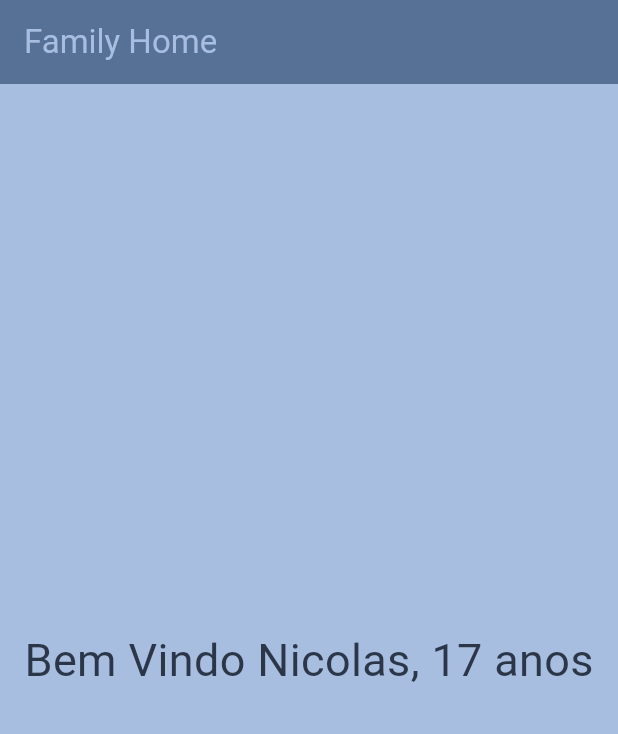
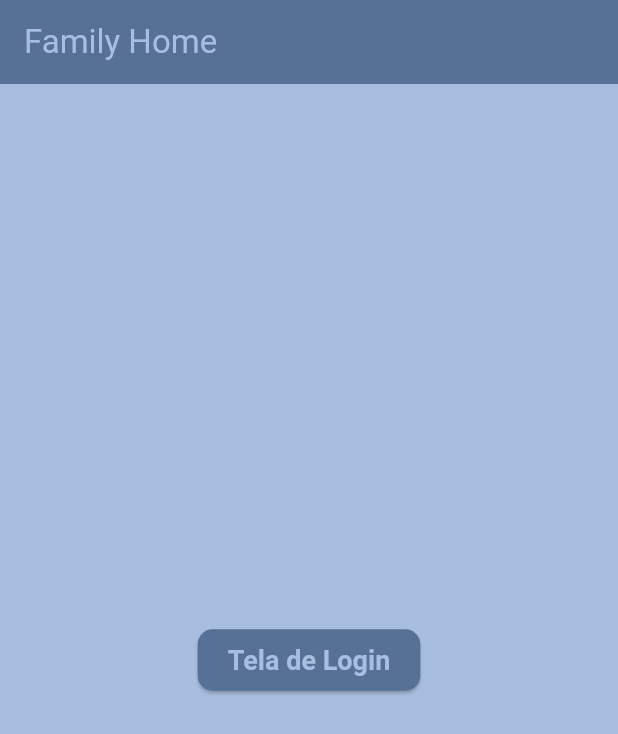
Before and after one commit to NicolasKLange/App-Family-Home, a Flutter app: the screen it shows after launch, on a phone screen of 412 x 824 dp. Shown: the top 734 px of the screen. Run offline on Flutter 3.47's test engine with Material 3 defaults, Android fonts, the light colour scheme and no system bars.

Commit message:
Add tela de login

```diff
--- /dev/null
+++ b/lib/assets/button_styles.dart
@@ -0,0 +1,53 @@
+import 'package:flutter/material.dart';
+
+class ButtonStyles {
+  // Estilo para botões primários
+  static final ButtonStyle primaryButton = ElevatedButton.styleFrom(
+    backgroundColor: const Color(0xFF577096),
+    foregroundColor: const Color(0xFFA8BEE0),
+    padding: const EdgeInsets.symmetric(horizontal: 20, vertical: 10),
+    textStyle: const TextStyle(fontSize: 18, fontWeight: FontWeight.bold),
+    shape: RoundedRectangleBorder(
+      borderRadius: BorderRadius.circular(10),
+    ),
+  );
+
+  // Estilo para botões secundários
+  static final ButtonStyle secondaryButton = OutlinedButton.styleFrom(
+    backgroundColor: const Color(0xFFA8BEE0),
+    foregroundColor: const Color(0xFF2B3649),
+    padding: const EdgeInsets.symmetric(horizontal: 20, vertical: 10),
+    textStyle: const TextStyle(fontSize: 18, fontWeight: FontWeight.bold),
+    side: const BorderSide(color: Color(0xFF577096), width: 2),
+    shape: RoundedRectangleBorder(
+      borderRadius: BorderRadius.circular(10),
+    ),
+  );
+
+  // Estilo para botões de texto
+  static final ButtonStyle textButton = TextButton.styleFrom(
+    backgroundColor: const Color(0xFF577096),
+    padding: const EdgeInsets.symmetric(horizontal: 20, vertical: 10),
+    textStyle: const TextStyle(fontSize: 16),
+  );
+
+  // Estilo para TextField
+  static final InputDecoration textFieldDecoration = InputDecoration(
+    filled: true,
+    fillColor: Color(0xFFEDE8E8),
+    labelStyle: const TextStyle(color: Color(0xFF2B3649)),
+    border: OutlineInputBorder(
+      borderRadius: BorderRadius.circular(10),
+      borderSide: const BorderSide(color: Color(0xFFEDE8E8)),
+    ),
+    enabledBorder: OutlineInputBorder(
+      borderRadius: BorderRadius.circular(10),
+      borderSide: const BorderSide(color: Color(0xFFEDE8E8)),
+    ),
+    errorBorder: OutlineInputBorder(
+      borderRadius: BorderRadius.circular(10),
+      borderSide: const BorderSide(color: Color(0xFF577096)),
+    ),
+    prefixIconColor: const Color(0xFF577096),
+  );
+}
--- a/lib/assets/colors.dart
+++ b/lib/assets/colors.dart
@@ -2,7 +2,7 @@
 
 /*
 Azul Escuro
-//color: Color(0xFF2B3649),
+color: Color(0xFF2B3649),
 */
 
 /*
--- a/lib/main.dart
+++ b/lib/main.dart
@@ -1,24 +1,36 @@
 import 'package:flutter/material.dart';
+
+//IMPORTANDO TELAS
+import 'login/login.dart';
+
+//IMPORTANDO STYLES DOS BOTÕES
+import 'assets/button_styles.dart';
 
 void main() {
   runApp(const MyApp());
 }
 
-class MyApp extends StatefulWidget {
-  final String nome = 'Nicolas';
+class MyApp extends StatelessWidget {
   const MyApp({super.key});
-
-  @override
-  State<MyApp> createState() => _MyAppState();
-}
-
-class _MyAppState extends State<MyApp> {
-  int idade = 17;
 
   @override
   Widget build(BuildContext context) {
     return MaterialApp(
-      home: Scaffold(
+      initialRoute: '/',
+      routes: {
+        '/': (context) => const HomeScreen(),
+        '/loginScreen': (context) => const LoginScreen(),
+      },
+    );
+  }
+}
+
+class HomeScreen extends StatelessWidget {
+  const HomeScreen({super.key});
+
+  @override
+  Widget build(BuildContext context) {
+    return Scaffold(
       backgroundColor: const Color(0xFFA8BEE0),
       appBar: AppBar(
         backgroundColor: const Color(0xFF577096),
@@ -29,18 +41,14 @@ class _MyAppState extends State<MyApp> {
           ),
         ),
       ),
-        body: GestureDetector(
-          onTap: () {
-            setState(() {
-              idade = idade + 1;
-            });
+      body: Center(
+        child: ElevatedButton(
+          onPressed: () {
+            Navigator.pushNamed(context, '/loginScreen');
           },
-          child: Center(
-            child: Text(
-              'Bem Vindo ${widget.nome}, $idade anos',
-              style: const TextStyle(color: Color(0xFF2B3649), fontSize: 30),
-            ),
-          ),
+          //COLOCANDO O STYLE BUTTON
+          style: ButtonStyles.primaryButton,
+          child: const Text('Tela de Login'),
         ),
       ),
     );
--- a/pubspec.yaml
+++ b/pubspec.yaml
@@ -63,6 +63,11 @@ flutter:
   #   - images/a_dot_burr.jpeg
   #   - images/a_dot_ham.jpeg
 
+  assets:
+    - lib/assets/icons/logo.png
+
+
+
   # An image asset can refer to one or more resolution-specific "variants", see
   # https://flutter.dev/to/resolution-aware-images
 
```
Also changed, not shown: lib/login/login.dart (+113 -0 lines), lib/assets/icons/logo.png (added). Lines whose indentation alone changed are shown as unchanged.
